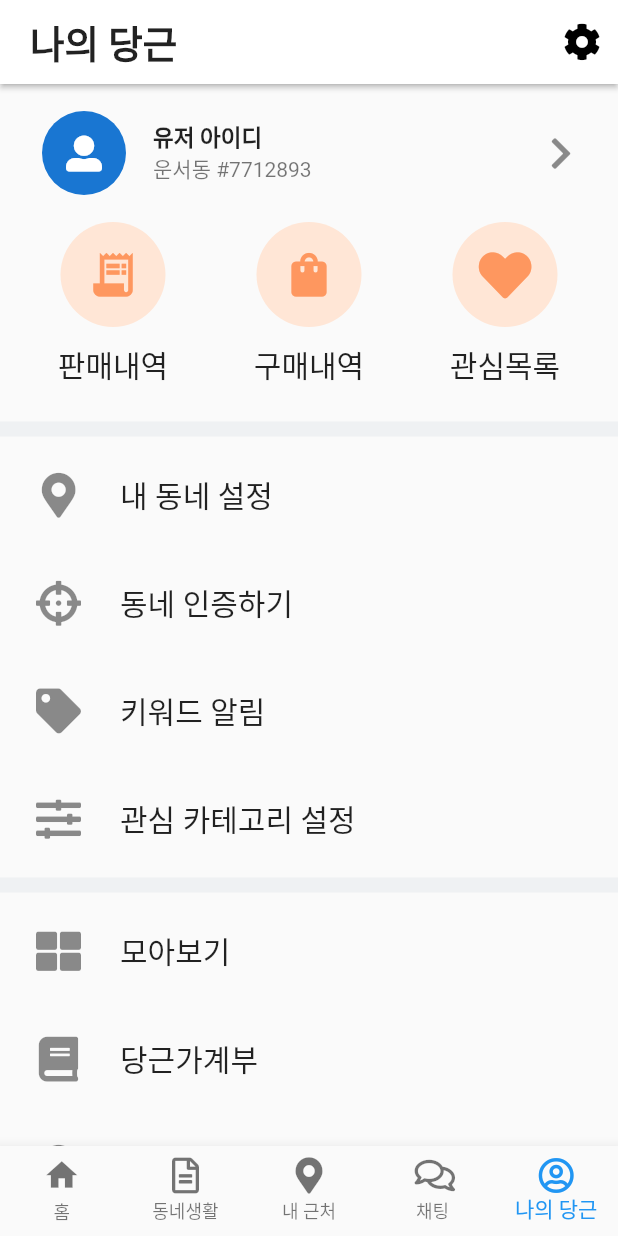
After one commit to betternormal/app-ui-replica, a Flutter app: the screen it shows after launch, on a phone screen of 412 x 824 dp. The commit adds this screen. Run offline on Flutter 3.47's test engine with Material 2 defaults, Android fonts, the phone set to English and light mode, and no system bars; our stand-ins replace font_awesome_flutter.

Commit message:
나의 당근 페이지 완료

```diff
--- /dev/null
+++ b/lib/components/around_me_screen_actions.dart
@@ -0,0 +1,36 @@
+import 'package:flutter/material.dart';
+import 'package:font_awesome_flutter/font_awesome_flutter.dart';
+
+List<Widget> AroundMeScreenActions() {
+  return <Widget>[
+    IconButton(
+      icon: Icon(
+        Icons.search,
+        size: 30.0,
+      ),
+      color: Colors.black,
+      onPressed: () => {},
+    ),
+    IconButton(
+      icon: Icon(
+        FontAwesomeIcons.edit,
+        size: 20.0,
+      ),
+      color: Colors.black,
+      onPressed: () => {},
+    ),
+    IconButton(
+      icon: Icon(
+        Icons.qr_code,
+        size: 25.0,
+      ),
+      color: Colors.black,
+      onPressed: () => {},
+    ),
+    IconButton(
+      icon: Icon(FontAwesomeIcons.bell),
+      color: Colors.black,
+      onPressed: () => {},
+    )
+  ];
+}
--- /dev/null
+++ b/lib/components/chat_screen_actions.dart
@@ -0,0 +1,20 @@
+import 'package:flutter/material.dart';
+import 'package:font_awesome_flutter/font_awesome_flutter.dart';
+
+List<Widget> chatScreenActions() {
+  return <Widget>[
+    IconButton(
+      icon: Icon(
+        Icons.qr_code,
+        size: 25.0,
+      ),
+      color: Colors.black,
+      onPressed: () => {},
+    ),
+    IconButton(
+      icon: Icon(FontAwesomeIcons.bell),
+      color: Colors.black,
+      onPressed: () => {},
+    )
+  ];
+}
--- /dev/null
+++ b/lib/components/home_screen_actions.dart
@@ -0,0 +1,28 @@
+import 'package:flutter/material.dart';
+import 'package:font_awesome_flutter/font_awesome_flutter.dart';
+
+List<Widget> homeScreenActions() {
+  return <Widget>[
+    IconButton(
+      icon: Icon(
+        Icons.search,
+        size: 30.0,
+      ),
+      color: Colors.black,
+      onPressed: () => {},
+    ),
+    IconButton(
+      icon: Icon(
+        Icons.menu,
+        size: 35.0,
+      ),
+      color: Colors.black,
+      onPressed: () => {},
+    ),
+    IconButton(
+      icon: Icon(FontAwesomeIcons.bell),
+      color: Colors.black,
+      onPressed: () => {},
+    )
+  ];
+}
--- a/lib/components/home_page_article.dart
+++ b/lib/components/home_screen_article.dart
@@ -1,8 +1,8 @@
 import 'package:flutter/material.dart';
 import 'package:font_awesome_flutter/font_awesome_flutter.dart';
 
-class HomePageArticle extends StatelessWidget {
-  const HomePageArticle({
+class HomeScreenArticle extends StatelessWidget {
+  const HomeScreenArticle({
     Key? key,
     required this.title,
     required this.subtitle,
--- /dev/null
+++ b/lib/components/local_life_screen_actions.dart
@@ -0,0 +1,28 @@
+import 'package:flutter/material.dart';
+import 'package:font_awesome_flutter/font_awesome_flutter.dart';
+
+List<Widget> LocalLifeScreenActions() {
+  return <Widget>[
+    IconButton(
+      icon: Icon(
+        Icons.search,
+        size: 30.0,
+      ),
+      color: Colors.black,
+      onPressed: () => {},
+    ),
+    IconButton(
+      icon: Icon(
+        Icons.menu_open,
+        size: 35.0,
+      ),
+      color: Colors.black,
+      onPressed: () => {},
+    ),
+    IconButton(
+      icon: Icon(FontAwesomeIcons.bell),
+      color: Colors.black,
+      onPressed: () => {},
+    )
+  ];
+}
--- a/lib/components/life_style_screen_article.dart
+++ b/lib/components/local_life_screen_article.dart
@@ -1,8 +1,8 @@
 import 'package:flutter/material.dart';
 import 'package:font_awesome_flutter/font_awesome_flutter.dart';
 
-class LifeStyleScreenArticle extends StatelessWidget {
-  const LifeStyleScreenArticle({
+class LocalLifeScreenArticle extends StatelessWidget {
+  const LocalLifeScreenArticle({
     Key? key,
     required this.title,
     required this.tag,
--- /dev/null
+++ b/lib/components/my_carrot_screen_actions.dart
@@ -0,0 +1,15 @@
+import 'package:flutter/material.dart';
+import 'package:font_awesome_flutter/font_awesome_flutter.dart';
+
+List<Widget> myCarrotScreenActions() {
+  return <Widget>[
+    IconButton(
+      icon: Icon(
+        FontAwesomeIcons.cog,
+        size: 25.0,
+      ),
+      color: Colors.black,
+      onPressed: () => {},
+    ),
+  ];
+}
--- /dev/null
+++ b/lib/components/my_carrot_screen_list_tile.dart
@@ -0,0 +1,26 @@
+import 'package:carrot_clone/utilities/constants.dart';
+import 'package:flutter/material.dart';
+
+class MyCarrotScreenListTile extends StatelessWidget {
+  late var leadingIcon;
+  late String title;
+
+  MyCarrotScreenListTile({required this.leadingIcon, required this.title });
+
+  @override
+  Widget build(BuildContext context) {
+    return Padding(
+      padding: const EdgeInsets.all(8.0),
+      child: ListTile(
+        leading: Icon(
+          leadingIcon,
+          size: 30.0,
+        ),
+        title: Text(
+          title,
+          style: kText20,
+        ),
+      ),
+    );
+  }
+}
--- /dev/null
+++ b/lib/components/orange_button.dart
@@ -0,0 +1,32 @@
+import 'package:carrot_clone/utilities/constants.dart';
+import 'package:flutter/material.dart';
+
+class OrangeButton extends StatelessWidget {
+  var icon;
+  String title;
+
+  OrangeButton({required this.icon, required this.title});
+
+  @override
+  Widget build(BuildContext context) {
+    return Container(child: Column(
+      children: [
+        CircleAvatar(
+          child: Icon(
+            icon,
+            size: 35.0,
+            color: Color(0xFFfe975f),
+          ),
+          backgroundColor: Color(0xFFffe6d6),
+          radius: 35.0,
+
+        ),
+        SizedBox(height: 10.0,),
+        Text(
+          title,
+          style: kText15,
+        ),
+      ],
+    ),);
+  }
+}
--- a/lib/main.dart
+++ b/lib/main.dart
@@ -21,7 +21,8 @@ class MyApp extends StatelessWidget {
           return MaterialApp(home: Splash(),);
         } else {
           return MaterialApp(
-            title: 'Flutter Demo',
+            debugShowCheckedModeBanner: false,
+            title: 'carrot market',
             theme: ThemeData(
               primaryColor: Color(0xFFff723a),
             ),
--- a/lib/screens/chat_list_screen.dart
+++ b/lib/screens/chat_list_screen.dart
@@ -64,6 +64,67 @@ class _ChatListScreenState extends State<ChatListScreen> {
       title: Text('아이디 6'),
       subtitle: Text('마지막 채팅내용'),
     ),
+    ListTile(
+      leading: CircleAvatar(child: Icon(FontAwesomeIcons.userAlt),),
+      title: Text('아이디 1'),
+      subtitle: Text('마지막 채팅내용'),
+      trailing: SizedBox(
+        height: 50.0,
+        width: 50.0,
+        child: Image.network('http://image.hanssem.com/hsimg/gds/368/502/502858_A1.jpg?v=20210820095507'),
+      ),
+    ),
+    ListTile(
+      leading: CircleAvatar(child: Icon(FontAwesomeIcons.userAlt),),
+      title: Text('아이디 2'),
+      subtitle: Text('마지막 채팅내용'),
+      trailing: SizedBox(
+        height: 50.0,
+        width: 50.0,
+        child: Image.network('http://image.hanssem.com/hsimg/gds/368/502/502858_A1.jpg?v=20210820095507'),
+      ),
+    ),
+    ListTile(
+      leading: CircleAvatar(child: Icon(FontAwesomeIcons.userAlt),),
+      title: Text('아이디 3'),
+      subtitle: Text('마지막 채팅내용'),
+      trailing: SizedBox(
+        height: 50.0,
+        width: 50.0,
+        child: Image.network('http://image.hanssem.com/hsimg/gds/368/502/502858_A1.jpg?v=20210820095507'),
+      ),
+    ),
+    ListTile(
+      leading: CircleAvatar(child: Icon(FontAwesomeIcons.userAlt),),
+      title: Text('아이디 1'),
+      subtitle: Text('마지막 채팅내용'),
+      trailing: SizedBox(
+        height: 50.0,
+        width: 50.0,
+        child: Image.network('http://image.hanssem.com/hsimg/gds/368/502/502858_A1.jpg?v=20210820095507'),
+      ),
+    ),
+    ListTile(
+      leading: CircleAvatar(child: Icon(FontAwesomeIcons.userAlt),),
+      title: Text('아이디 2'),
+      subtitle: Text('마지막 채팅내용'),
+      trailing: SizedBox(
+        height: 50.0,
+        width: 50.0,
+        child: Image.network('http://image.hanssem.com/hsimg/gds/368/502/502858_A1.jpg?v=20210820095507'),
+      ),
+    ),
+    ListTile(
+      leading: CircleAvatar(child: Icon(FontAwesomeIcons.userAlt),),
+      title: Text('아이디 3'),
+      subtitle: Text('마지막 채팅내용'),
+      trailing: SizedBox(
+        height: 50.0,
+        width: 50.0,
+        child: Image.network('http://image.hanssem.com/hsimg/gds/368/502/502858_A1.jpg?v=20210820095507'),
+      ),
+    ),
+
   ];
 
 
--- a/lib/screens/main_page_screen.dart
+++ b/lib/screens/main_page_screen.dart
@@ -1,9 +1,16 @@
+import 'package:carrot_clone/components/around_me_screen_actions.dart';
+import 'package:carrot_clone/components/chat_screen_actions.dart';
+import 'package:carrot_clone/components/home_screen_actions.dart';
+import 'package:carrot_clone/components/local_life_screen_actions.dart';
+import 'package:carrot_clone/components/my_carrot_screen_actions.dart';
 import 'package:carrot_clone/screens/chat_list_screen.dart';
 import 'package:carrot_clone/screens/home_page_screen.dart';
+import 'package:carrot_clone/screens/my_carrot_screen.dart';
+import 'package:carrot_clone/utilities/constants.dart';
 import 'package:flutter/material.dart';
 import 'package:font_awesome_flutter/font_awesome_flutter.dart';
 import 'package:carrot_clone/screens/around_me_screen.dart';
-import 'package:carrot_clone/screens/life_style_screen.dart';
+import 'package:carrot_clone/screens/local_life_screen.dart';
 
 class MainPageScreen extends StatefulWidget {
   @override
@@ -11,17 +18,31 @@ class MainPageScreen extends StatefulWidget {
 }
 
 class _MainPageScreenState extends State<MainPageScreen> {
-  var _pageIndex = 3;
-  var _pages = [
+  var _pageIndex = 4;
+
+  final List<String> _appBarTitles = [
+    '운서동',
+    '운서동',
+    '내 근처',
+    '채팅',
+    '나의 당근',
+  ];
+
+  final List _appBarActions = [
+    homeScreenActions(),
+    LocalLifeScreenActions(),
+    AroundMeScreenActions(),
+    chatScreenActions(),
+    myCarrotScreenActions(),
+  ];
+
+  final List<Widget> _pages = [
     HomePageScreen(),
-    LifeStyleScreen(),
+    LocalLifeScreen(),
     AroundMeScreen(),
     ChatListScreen(),
-    Container(),
+    MyCarrotScreen(),
   ];
-
-  @override
-  Widget build(BuildContext context) {
 
   BottomNavigationBarItem _bottomBarItem(String title, icon) {
     return BottomNavigationBarItem(
@@ -30,9 +51,11 @@ class _MainPageScreenState extends State<MainPageScreen> {
         style: TextStyle(fontWeight: FontWeight.bold),
       ),
       icon: icon,
-
     );
   }
+
+  @override
+  Widget build(BuildContext context) {
 
     return Scaffold(
       appBar: AppBar(
@@ -42,35 +65,10 @@ class _MainPageScreenState extends State<MainPageScreen> {
         bottomOpacity: 0.0,
         elevation: 1.5,
         title: Text(
-          '운서동',
-          style: TextStyle(
-              color: Colors.black87,
-              fontSize: 25.0,
-              fontWeight: FontWeight.w800),
+          _appBarTitles[_pageIndex],
+          style: kAppBarHeaderText,
         ),
-        actions: <Widget>[
-          IconButton(
-            icon: Icon(
-                Icons.search,
-              size: 30.0,
-            ),
-            color: Colors.black,
-            onPressed: () => {},
-          ),
-          IconButton(
-            icon: Icon(
-                Icons.menu,
-                size: 35.0,
-            ),
-            color: Colors.black,
-            onPressed: () => {},
-          ),
-          IconButton(
-            icon: Icon(FontAwesomeIcons.bell),
-            color: Colors.black,
-            onPressed: () => {},
-          )
-        ],
+        actions: _appBarActions[_pageIndex],
       ),
       body: _pages[_pageIndex],
       bottomNavigationBar: BottomNavigationBar(
@@ -82,24 +80,11 @@ class _MainPageScreenState extends State<MainPageScreen> {
         },
         currentIndex: _pageIndex,
         items: <BottomNavigationBarItem>[
-          _bottomBarItem(
-              '홈',
-              Icon(
-                Icons.home,
-                size: 25.0,
-              )),
+          _bottomBarItem('홈',Icon(Icons.home,size: 25.0,)),
           _bottomBarItem('동네생활', Icon(FontAwesomeIcons.fileAlt)),
           _bottomBarItem('내 근처', Icon(FontAwesomeIcons.mapMarkerAlt)),
-          _bottomBarItem(
-              '채팅',
-              Icon(
-                FontAwesomeIcons.comments,
-              )),
-          _bottomBarItem(
-              '나의 당근',
-              Icon(
-                FontAwesomeIcons.userCircle,
-              )),
+          _bottomBarItem('채팅', Icon(FontAwesomeIcons.comments,)),
+          _bottomBarItem('나의 당근',Icon(FontAwesomeIcons.userCircle,)),
         ],
       ),
 
--- /dev/null
+++ b/lib/screens/my_carrot_screen.dart
@@ -0,0 +1,92 @@
+import 'package:carrot_clone/components/my_carrot_screen_list_tile.dart';
+import 'package:carrot_clone/components/orange_button.dart';
+import 'package:carrot_clone/utilities/constants.dart';
+import 'package:flutter/material.dart';
+import 'package:font_awesome_flutter/font_awesome_flutter.dart';
+
+class MyCarrotScreen extends StatefulWidget {
+  @override
+  _MyCarrotScreenState createState() => _MyCarrotScreenState();
+}
+
+Widget _carrotScreenTop() {
+  return Padding(
+    padding: const EdgeInsets.all(10.0),
+    child: Column(
+      children: <Widget>[
+        ListTile(
+            leading: CircleAvatar(
+              child: Icon(FontAwesomeIcons.userAlt),
+              radius: 30.0,
+            ),
+            title: Text(
+              '유저 아이디',
+              style:
+              TextStyle(fontSize: 15.0, fontWeight: FontWeight.bold),
+            ),
+            subtitle: Text('운서동 #7712893'),
+            trailing: Icon(FontAwesomeIcons.chevronRight)),
+        Padding(
+          padding: const EdgeInsets.symmetric(vertical: 10.0),
+          child: Row(
+            mainAxisAlignment: MainAxisAlignment.spaceAround,
+            children: <Widget>[
+              OrangeButton(icon: Icons.receipt_long, title: '판매내역',),
+              OrangeButton(icon: Icons.shopping_bag, title: '구매내역',),
+              OrangeButton(icon: FontAwesomeIcons.solidHeart, title: '관심목록',),
+            ],
+          ),
+        )
+      ],
+    ),
+  );
+}
+
+class _MyCarrotScreenState extends State<MyCarrotScreen> {
+  @override
+  Widget build(BuildContext context) {
+    return SingleChildScrollView(
+      child: Column(
+        children: <Widget>[
+          _carrotScreenTop(),
+          kThickDivider,
+          MyCarrotScreenListTile(
+            leadingIcon: FontAwesomeIcons.mapMarkerAlt,
+            title: '내 동네 설정',
+          ),
+          MyCarrotScreenListTile(
+            leadingIcon: FontAwesomeIcons.crosshairs,
+            title: '동네 인증하기',
+          ),
+          MyCarrotScreenListTile(
+            leadingIcon: FontAwesomeIcons.tag,
+            title: '키워드 알림',
+          ),
+          MyCarrotScreenListTile(
+            leadingIcon: FontAwesomeIcons.slidersH,
+            title: '관심 카테고리 설정',
+          ),
+          kThickDivider,
+
+          MyCarrotScreenListTile(
+            leadingIcon: FontAwesomeIcons.thLarge,
+            title: '모아보기',
+          ),
+          MyCarrotScreenListTile(
+            leadingIcon: FontAwesomeIcons.book,
+            title: '당근가계부',
+          ),
+          MyCarrotScreenListTile(
+            leadingIcon: FontAwesomeIcons.mapMarkerAlt,
+            title: '받은 쿠폰함',
+          ),
+          MyCarrotScreenListTile(
+            leadingIcon: FontAwesomeIcons.houseUser,
+            title: '내 단골 가게',
+          ),
+          kThickDivider,
+        ],
+      ),
+    );
+  }
+}
--- /dev/null
+++ b/lib/utilities/constants.dart
@@ -0,0 +1,21 @@
+import 'package:flutter/material.dart';
+
+const kAppBarHeaderText = TextStyle(
+    color: Colors.black87,
+    fontSize: 25.0,
+    fontWeight: FontWeight.w800
+);
+
+const kThickDivider = Divider(
+  thickness: 10,
+  endIndent: 0,
+  color: Color(0xFFeff1f3),
+);
+
+const kText15 = TextStyle(
+    fontSize: 20.0
+);
+
+const kText20 = TextStyle(
+    fontSize: 20.0
+);
```
Also changed, not shown: lib/components/home_screen_list_item.dart (renamed from lib/components/home_page_list_item.dart, +4 -4 lines), lib/components/local_life_screen_list_item.dart (renamed from lib/components/life_style_screen_list_item.dart, +5 -5 lines), lib/screens/around_me_screen.dart (added, +14 -0 lines), lib/screens/home_page_screen.dart (+8 -8 lines), lib/screens/local_life_screen.dart (renamed from lib/screens/life_style_screen.dart, +13 -16 lines). Lines whose indentation alone changed are shown as unchanged.
